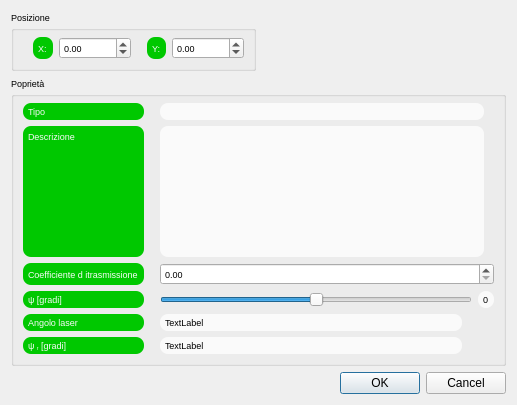
Before: the Qt Designer form reflectorpropertiesdialog.ui in crocodile119/Laser-Studio, drawn with Qt 5.
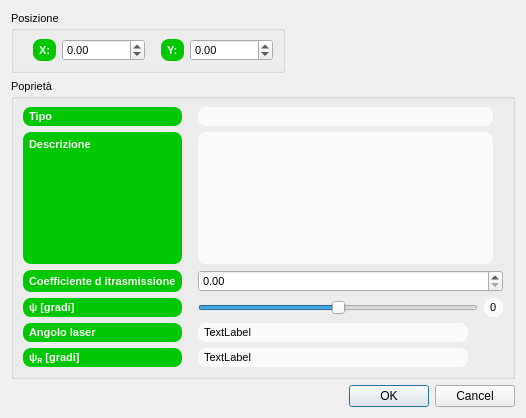
After: the same form once the commit is applied.

```diff
--- a/reflectorpropertiesdialog.ui
+++ b/reflectorpropertiesdialog.ui
@@ -6,13 +6,13 @@
    <rect>
     <x>0</x>
     <y>0</y>
-    <width>517</width>
-    <height>405</height>
+    <width>526</width>
+    <height>418</height>
    </rect>
   </property>
   <property name="font">
    <font>
-    <pointsize>7</pointsize>
+    <pointsize>8</pointsize>
    </font>
   </property>
   <property name="windowTitle">
@@ -53,7 +53,7 @@
     <widget class="QGroupBox" name="groupBox_2">
      <property name="font">
       <font>
-       <pointsize>7</pointsize>
+       <pointsize>8</pointsize>
       </font>
      </property>
      <property name="title">
@@ -64,7 +64,9 @@
        <widget class="QLabel" name="label_8">
         <property name="font">
          <font>
-          <pointsize>7</pointsize>
+          <pointsize>8</pointsize>
+          <weight>75</weight>
+          <bold>true</bold>
          </font>
         </property>
         <property name="styleSheet">
@@ -76,7 +78,7 @@
 QLabel {margin-right: 10px}</string>
         </property>
         <property name="text">
-         <string>&amp;psi; &lt;sub&gt;r&lt;/sub&gt; [gradi]</string>
+         <string>&amp;psi;&lt;sub&gt;R&lt;/sub&gt; [gradi]</string>
         </property>
        </widget>
       </item>
@@ -84,7 +86,9 @@
        <widget class="QLabel" name="label_5">
         <property name="font">
          <font>
-          <pointsize>7</pointsize>
+          <pointsize>8</pointsize>
+          <weight>75</weight>
+          <bold>true</bold>
          </font>
         </property>
         <property name="styleSheet">
@@ -104,7 +108,7 @@
        <widget class="QDoubleSpinBox" name="reflectionSpinBox">
         <property name="font">
          <font>
-          <pointsize>7</pointsize>
+          <pointsize>8</pointsize>
          </font>
         </property>
         <property name="styleSheet">
@@ -122,7 +126,9 @@
        <widget class="QLabel" name="label_3">
         <property name="font">
          <font>
-          <pointsize>7</pointsize>
+          <pointsize>8</pointsize>
+          <weight>75</weight>
+          <bold>true</bold>
          </font>
         </property>
         <property name="styleSheet">
@@ -170,7 +176,7 @@
        <widget class="QTextEdit" name="descriptionTextEdit">
         <property name="font">
          <font>
-          <pointsize>7</pointsize>
+          <pointsize>8</pointsize>
          </font>
         </property>
         <property name="styleSheet">
@@ -187,7 +193,7 @@
        <widget class="QLabel" name="reflectorKindLabel">
         <property name="font">
          <font>
-          <pointsize>6</pointsize>
+          <pointsize>8</pointsize>
          </font>
         </property>
         <property name="styleSheet">
@@ -207,7 +213,9 @@
        <widget class="QLabel" name="label_6">
         <property name="font">
          <font>
-          <pointsize>7</pointsize>
+          <pointsize>8</pointsize>
+          <weight>75</weight>
+          <bold>true</bold>
          </font>
         </property>
         <property name="styleSheet">
@@ -230,7 +238,9 @@
        <widget class="QLabel" name="label_4">
         <property name="font">
          <font>
-          <pointsize>7</pointsize>
+          <pointsize>8</pointsize>
+          <weight>75</weight>
+          <bold>true</bold>
          </font>
         </property>
         <property name="styleSheet">
@@ -256,7 +266,7 @@
         </property>
         <property name="font">
          <font>
-          <pointsize>7</pointsize>
+          <pointsize>8</pointsize>
          </font>
         </property>
         <property name="styleSheet">
@@ -275,7 +285,9 @@
        <widget class="QLabel" name="label_7">
         <property name="font">
          <font>
-          <pointsize>7</pointsize>
+          <pointsize>8</pointsize>
+          <weight>75</weight>
+          <bold>true</bold>
          </font>
         </property>
         <property name="styleSheet">
@@ -295,7 +307,7 @@
        <widget class="QLabel" name="laserPhaseLabel">
         <property name="font">
          <font>
-          <pointsize>7</pointsize>
+          <pointsize>8</pointsize>
          </font>
         </property>
         <property name="styleSheet">
@@ -315,7 +327,7 @@
        <widget class="QLabel" name="actualPositioningLabel">
         <property name="font">
          <font>
-          <pointsize>7</pointsize>
+          <pointsize>8</pointsize>
          </font>
         </property>
         <property name="styleSheet">
@@ -338,7 +350,7 @@
     <widget class="QGroupBox" name="groupBox">
      <property name="font">
       <font>
-       <pointsize>7</pointsize>
+       <pointsize>8</pointsize>
       </font>
      </property>
      <property name="title">
@@ -364,7 +376,9 @@
        <widget class="QLabel" name="label">
         <property name="font">
          <font>
-          <pointsize>7</pointsize>
+          <pointsize>8</pointsize>
+          <weight>75</weight>
+          <bold>true</bold>
          </font>
         </property>
         <property name="styleSheet">
@@ -384,7 +398,7 @@
        <widget class="QDoubleSpinBox" name="xSpinBox">
         <property name="font">
          <font>
-          <pointsize>7</pointsize>
+          <pointsize>8</pointsize>
          </font>
         </property>
         <property name="styleSheet">
@@ -402,7 +416,9 @@
        <widget class="QLabel" name="label_2">
         <property name="font">
          <font>
-          <pointsize>7</pointsize>
+          <pointsize>8</pointsize>
+          <weight>75</weight>
+          <bold>true</bold>
          </font>
         </property>
         <property name="styleSheet">
@@ -422,7 +438,7 @@
        <widget class="QDoubleSpinBox" name="ySpinBox">
         <property name="font">
          <font>
-          <pointsize>7</pointsize>
+          <pointsize>8</pointsize>
          </font>
         </property>
         <property name="styleSheet">
@@ -446,7 +462,7 @@
     <widget class="QDialogButtonBox" name="buttonBox">
      <property name="font">
       <font>
-       <pointsize>7</pointsize>
+       <pointsize>8</pointsize>
       </font>
      </property>
      <property name="orientation">
```
